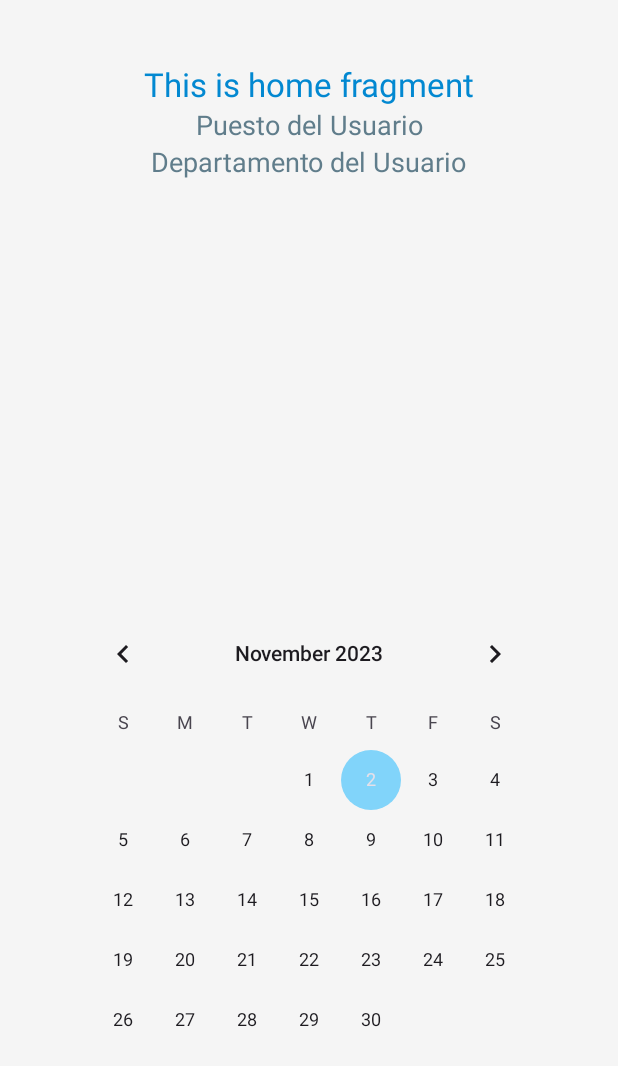
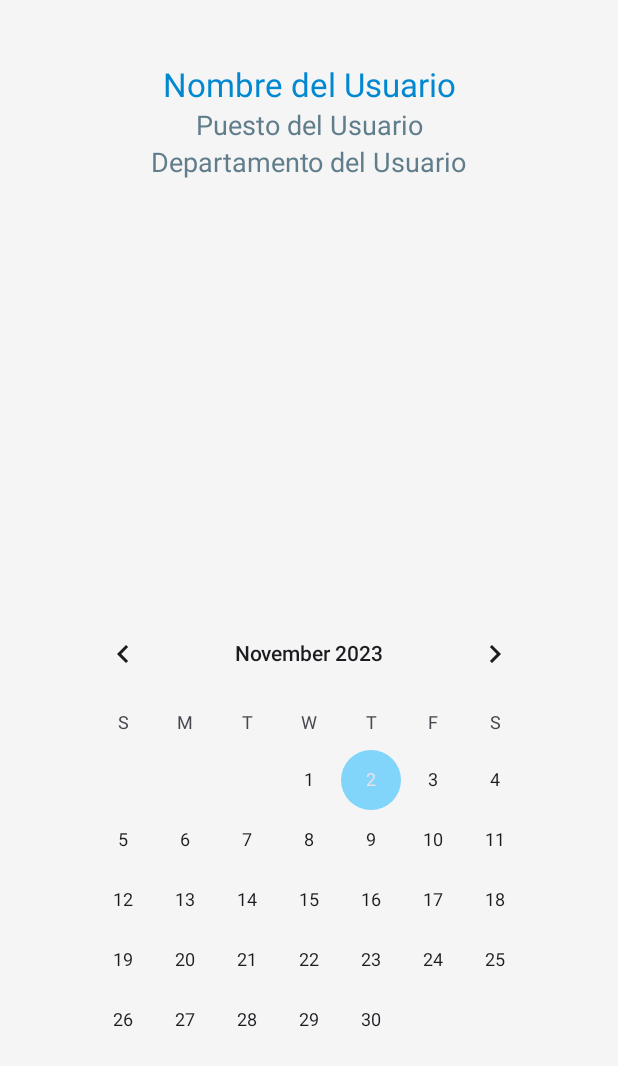
Before and after one commit to k3ssdev/TeamTrekAndroid, an Android app: the fragment HomeFragment shown on its own in the app's theme, on a phone screen of 412 x 824 dp. Shown: the top 1066 px of the screen. Run offline under Robolectric (Android 15) with nearby library versions, the phone set to English and light mode, and no system bars.

Commit message:
username in SharedViewModel

```diff
--- /dev/null
+++ b/app/src/main/java/io/github/k3ssdev/teamtrekandroid/SharedViewModel.java
@@ -0,0 +1,17 @@
+package io.github.k3ssdev.teamtrekandroid;
+
+import androidx.lifecycle.LiveData;
+import androidx.lifecycle.MutableLiveData;
+import androidx.lifecycle.ViewModel;
+
+public class SharedViewModel extends ViewModel {
+    private final MutableLiveData<String> selected = new MutableLiveData<>();
+
+    public void select(String input) {
+        selected.setValue(input);
+    }
+
+    public LiveData<String> getSelected() {
+        return selected;
+    }
+}
--- a/app/src/main/java/io/github/k3ssdev/teamtrekandroid/database/DatabaseHandler.java
+++ b/app/src/main/java/io/github/k3ssdev/teamtrekandroid/database/DatabaseHandler.java
@@ -31,6 +31,7 @@ import io.github.k3ssdev.teamtrekandroid.MainActivity;
 
 public class DatabaseHandler {
     private Activity activity;
+    public static final String EXTRA_MESSAGE = "io.github.k3ssdev.teamtrekandroid.USERNAME";
 
     public DatabaseHandler(Activity activity) {
         this.activity = activity;
@@ -122,7 +123,12 @@ public class DatabaseHandler {
                 if (resultado_apr.equals("ok")) {
                     // El resultado es "ok", abre la segunda actividad
                     Intent intent = new Intent(activity, MainActivity.class);
+
+                    //Pasar el nombre de usuario a la actividad principal
+                    intent.putExtra(EXTRA_MESSAGE, usuario_apr);
+
                     activity.startActivity(intent);
+
 
                 } else if (resultado_apr.equals("ko")) {
                     // El resultado es "ko", realiza otra acción
--- a/app/src/main/java/io/github/k3ssdev/teamtrekandroid/ui/home/HomeFragment.java
+++ b/app/src/main/java/io/github/k3ssdev/teamtrekandroid/ui/home/HomeFragment.java
@@ -1,37 +1,54 @@
 package io.github.k3ssdev.teamtrekandroid.ui.home;
 
 import android.os.Bundle;
+import android.util.Log;
 import android.view.LayoutInflater;
 import android.view.View;
 import android.view.ViewGroup;
-import android.widget.TextView;
-
 import androidx.annotation.NonNull;
 import androidx.fragment.app.Fragment;
 import androidx.lifecycle.ViewModelProvider;
 
+import io.github.k3ssdev.teamtrekandroid.SharedViewModel;
+import io.github.k3ssdev.teamtrekandroid.database.DatabaseHandler;
 import io.github.k3ssdev.teamtrekandroid.databinding.FragmentHomeBinding;
 
 public class HomeFragment extends Fragment {
+
 
     private FragmentHomeBinding binding;
 
     public View onCreateView(@NonNull LayoutInflater inflater,
                              ViewGroup container, Bundle savedInstanceState) {
-        HomeViewModel homeViewModel =
-                new ViewModelProvider(this).get(HomeViewModel.class);
+        // Obtener la instancia de HomeViewModel utilizando ViewModelProvider
+        HomeViewModel homeViewModel = new ViewModelProvider(this).get(HomeViewModel.class);
 
+        // Utilizar binding para interactuar con el layout
         binding = FragmentHomeBinding.inflate(inflater, container, false);
         View root = binding.getRoot();
 
-        final TextView textView = binding.nombreUsuario;
-        homeViewModel.getText().observe(getViewLifecycleOwner(), textView::setText);
+        // Obtener el SharedViewModel del ámbito de la actividad
+        SharedViewModel sharedViewModel = new ViewModelProvider(requireActivity()).get(SharedViewModel.class);
+        // Observar los cambios en el modelo de datos compartido y actualizar la UI correspondientemente
+        sharedViewModel.getSelected().observe(getViewLifecycleOwner(), s -> {
+            // Registrar en el log el nombre de usuario observado
+            Log.d("HomeFragment", "Username observed: " + s);
+            // Suponiendo que 's' es el nombre de usuario, se establece en el TextView
+            binding.nombreUsuario.setText(s);
+        });
+
+        // Usa databaseHandler para obtener el puesto del empleado y el departamento
+        // y establecerlos en los TextView correspondientes
+
+
+
         return root;
     }
 
     @Override
     public void onDestroyView() {
         super.onDestroyView();
+        // Anular el binding cuando la vista es destruida
         binding = null;
     }
 }
```
Also changed, not shown: app/src/main/java/io/github/k3ssdev/teamtrekandroid/LoginActivity.java (+34 -31 lines), app/src/main/java/io/github/k3ssdev/teamtrekandroid/MainActivity.java (+22 -23 lines).
